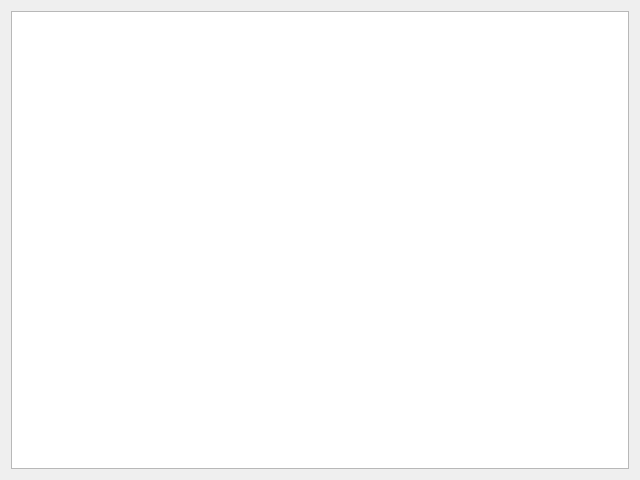
First picture: the form in util/helppage.ui, repository GabR36/QEstoqueLoja, before the edit.
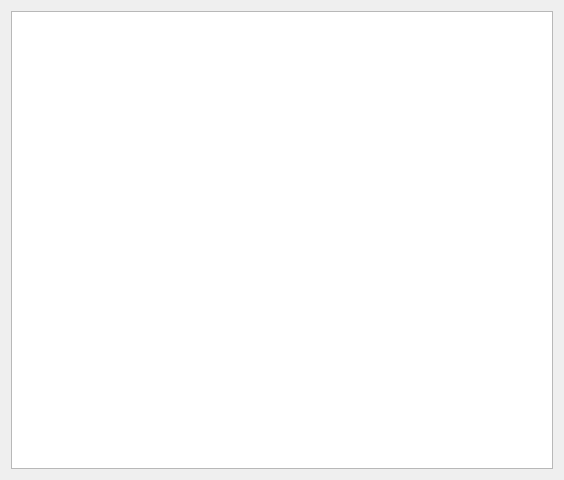
Second picture: the form after the edit.

Diff of the .ui file:
```diff
--- a/util/helppage.ui
+++ b/util/helppage.ui
@@ -6,7 +6,7 @@
    <rect>
     <x>0</x>
     <y>0</y>
-    <width>640</width>
+    <width>564</width>
     <height>480</height>
    </rect>
   </property>
```
